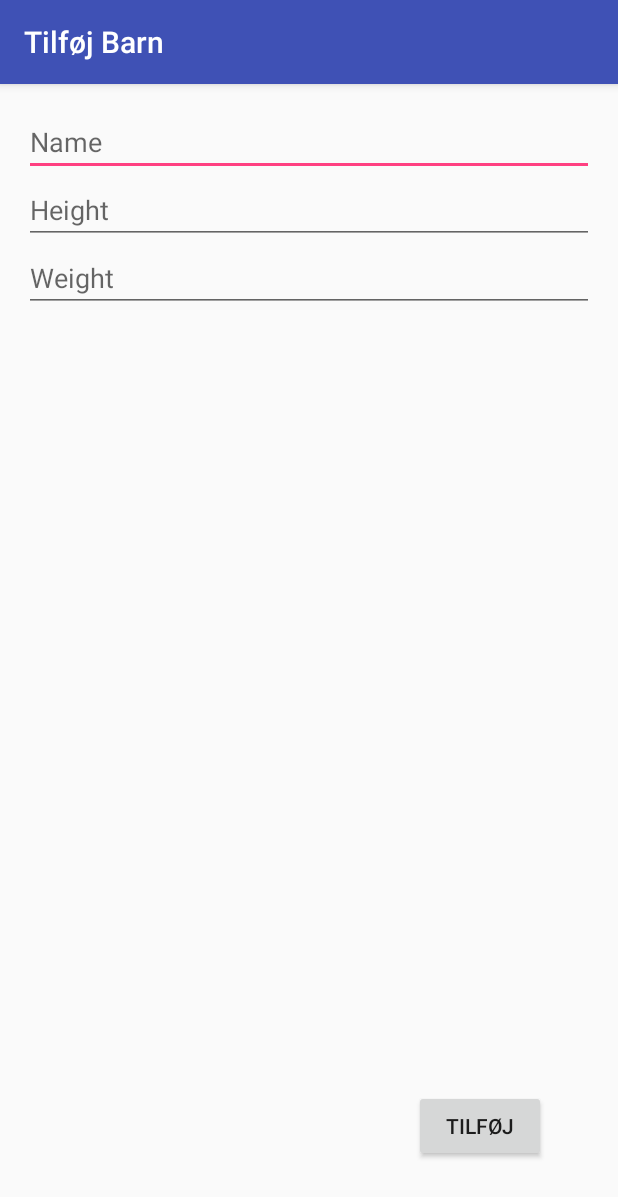
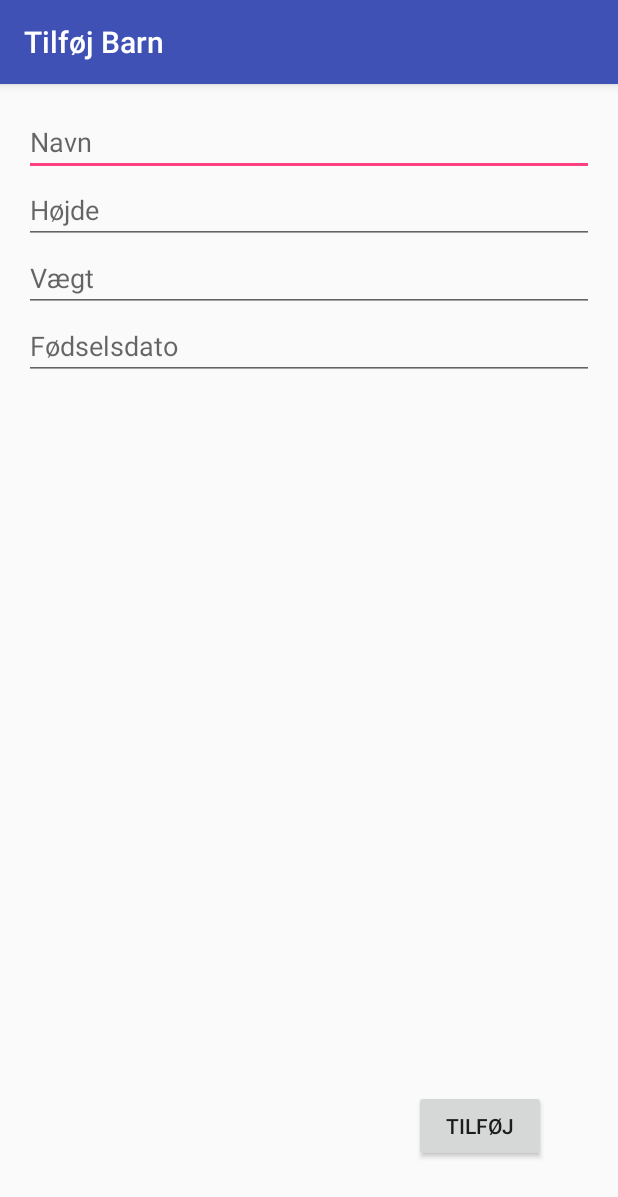
Before and after one commit to Hanspagh/GrowthAppProto, an Android app: the screen it shows after launch (Add_Child before the commit, AddChild after it), after a tap on an icon or button, on a phone screen of 412 x 824 dp. Shown: the top 1197 px of the screen. Run offline under Robolectric (Android 15) with nearby library versions, the phone set to English and light mode, and no system bars.

Commit message:
Added birthdays to children and readied Data Entry

```diff
--- a/app/src/main/AndroidManifest.xml
+++ b/app/src/main/AndroidManifest.xml
@@ -18,7 +18,7 @@
                 <category android:name="android.intent.category.LAUNCHER" />
             </intent-filter>
         </activity>
-        <activity android:name=".Add_Child"
+        <activity android:name=".AddChild"
                   android:label="Tilføj Barn">
         </activity>
         <activity android:name=".GraphActivity">
--- /dev/null
+++ b/app/src/main/java/app/altum/growthappproto/AddChild.java
@@ -0,0 +1,79 @@
+package app.altum.growthappproto;
+
+import android.app.DatePickerDialog;
+import android.content.Intent;
+import android.support.v7.app.AppCompatActivity;
+import android.os.Bundle;
+import android.util.Log;
+import android.view.View;
+import android.widget.Button;
+import android.widget.DatePicker;
+import android.widget.EditText;
+import java.text.SimpleDateFormat;
+
+import java.util.Date;
+
+public class AddChild extends AppCompatActivity {
+
+    EditText name;
+    EditText height;
+    EditText weight;
+    EditText birthday;
+    final Date selectedDate = new Date();
+
+    @Override
+    protected void onCreate(Bundle savedInstanceState) {
+        super.onCreate(savedInstanceState);
+        setContentView(R.layout.activity_add_child);
+
+        name = (EditText) findViewById(R.id.name);
+        height = (EditText) findViewById(R.id.height);
+        weight = (EditText) findViewById(R.id.weight);
+        birthday = (EditText) findViewById(R.id.birthday);
+
+        setDatePicker();
+
+        Button addChild = (Button) findViewById(R.id.addChildButton);
+        addChild.setOnClickListener(new View.OnClickListener() {
+            @Override
+            public void onClick(View view) {
+                Intent myIntent = new Intent(AddChild.this, ChildOverview.class);
+                myIntent.putExtra("name", name.getText().toString());
+                myIntent.putExtra("height", height.getText().toString());
+                myIntent.putExtra("weight", weight.getText().toString());
+                myIntent.putExtra("birthday", birthday.getText().toString());
+                AddChild.this.startActivity(myIntent);
+            }
+        });
+    }
+
+    private void setDatePicker(){
+        final DatePickerDialog.OnDateSetListener date = new DatePickerDialog.OnDateSetListener() {
+            @Override
+            public void onDateSet(DatePicker view, int year, int monthOfYear,
+                                  int dayOfMonth) {
+                selectedDate.setYear(year-1900);
+                selectedDate.setMonth(monthOfYear);
+                selectedDate.setDate(dayOfMonth);
+                updateLabel();
+            }
+        };
+
+        birthday.setOnClickListener(new View.OnClickListener() {
+
+            @Override
+            public void onClick(View v) {
+                new DatePickerDialog(AddChild.this, date,
+                        selectedDate.getYear()-1900, selectedDate.getMonth(),
+                        selectedDate.getDate()).show();
+            }
+        });
+
+    }
+
+    private void updateLabel() {
+        SimpleDateFormat simpleDateFormat = new SimpleDateFormat("yyyy/MM/dd");
+        Log.d("ASDF", "DATE:" + simpleDateFormat.format(selectedDate));
+        birthday.setText(simpleDateFormat.format(selectedDate));
+    }
+}
--- a/app/src/main/java/app/altum/growthappproto/Add_Child.java
+++ /dev/null
@@ -1,36 +0,0 @@
-package app.altum.growthappproto;
-
-import android.content.Intent;
-import android.support.design.widget.FloatingActionButton;
-import android.support.v7.app.AppCompatActivity;
-import android.os.Bundle;
-import android.view.View;
-import android.widget.Button;
-import android.widget.EditText;
-
-public class Add_Child extends AppCompatActivity {
-
-    @Override
-    protected void onCreate(Bundle savedInstanceState) {
-        super.onCreate(savedInstanceState);
-        setContentView(R.layout.activity_add__child);
-
-        Button addChild = (Button) findViewById(R.id.addChildButton);
-        addChild.setOnClickListener(new View.OnClickListener() {
-            @Override
-            public void onClick(View view) {
-                EditText name = (EditText) findViewById(R.id.name);
-                EditText height = (EditText) findViewById(R.id.height);
-                EditText weight = (EditText) findViewById(R.id.weight);
-                Intent myIntent = new Intent(Add_Child.this, ChildOverview.class);
-                myIntent.putExtra("name", name.getText().toString());
-                myIntent.putExtra("height", height.getText().toString());
-                myIntent.putExtra("weight", weight.getText().toString());
-                Add_Child.this.startActivity(myIntent);
-            }
-        });
-
-
-
-    }
-}
--- a/app/src/main/java/app/altum/growthappproto/MyAdapter.java
+++ b/app/src/main/java/app/altum/growthappproto/MyAdapter.java
@@ -10,9 +10,6 @@ import android.widget.TextView;
 
 import java.util.List;
 
-/**
- * Created by steffen on 24/09/16.
- */
 
 public class MyAdapter extends RecyclerView.Adapter<MyAdapter.ViewHolder> {
 
--- a/app/src/main/res/layout/activity_add__child.xml
+++ b/app/src/main/res/layout/activity_add_child.xml
@@ -8,7 +8,7 @@
     android:paddingLeft="@dimen/activity_horizontal_margin"
     android:paddingRight="@dimen/activity_horizontal_margin"
     android:paddingTop="@dimen/activity_vertical_margin"
-    tools:context="app.altum.growthappproto.Add_Child">
+    tools:context="app.altum.growthappproto.AddChild">
 
     <Button
         android:text="Tilføj"
@@ -27,28 +27,38 @@
         android:layout_width="match_parent"
         android:layout_height="match_parent"
         android:layout_alignParentTop="true"
-        android:layout_centerHorizontal="true">
+        android:layout_centerHorizontal="true"
+        android:weightSum="1">
 
         <EditText
             android:id="@+id/name"
             android:layout_width="match_parent"
             android:layout_height="wrap_content"
-            android:hint="Name"
+            android:hint="Navn"
             android:inputType="textPersonName" />
 
         <EditText
             android:id="@+id/height"
             android:layout_width="match_parent"
             android:layout_height="wrap_content"
-            android:hint="Height"
+            android:hint="Højde"
             android:inputType="numberSigned" />
 
         <EditText
             android:id="@+id/weight"
             android:layout_width="match_parent"
             android:layout_height="wrap_content"
-            android:hint="Weight"
+            android:hint="Vægt"
             android:inputType="numberSigned" />
+
+        <EditText
+            android:layout_width="match_parent"
+            android:layout_height="wrap_content"
+            android:inputType="date"
+            android:ems="10"
+            android:focusable="false"
+            android:id="@+id/birthday"
+            android:hint="Fødselsdato" />
 
     </LinearLayout>
 </RelativeLayout>
--- a/app/src/main/res/layout/input_fragment.xml
+++ b/app/src/main/res/layout/input_fragment.xml
@@ -32,10 +32,10 @@
             <EditText
                 android:layout_width="wrap_content"
                 android:layout_height="wrap_content"
-                android:inputType="number"
                 android:ems="10"
                 android:id="@+id/edit_height"
-                android:hint="cm" />
+                android:hint="cm"
+                android:inputType="numberDecimal" />
 
             <EditText
                 android:layout_width="wrap_content"
```
Also changed, not shown: app/src/main/java/app/altum/growthappproto/Child.java (+12 -4 lines), app/src/main/java/app/altum/growthappproto/ChildOverview.java (+19 -8 lines), app/src/main/java/app/altum/growthappproto/HeightEntry.java (added, +41 -0 lines), app/src/main/java/app/altum/growthappproto/InputFragment.java (+36 -3 lines), app/src/main/java/app/altum/growthappproto/WeightEntry.java (added, +43 -0 lines).
